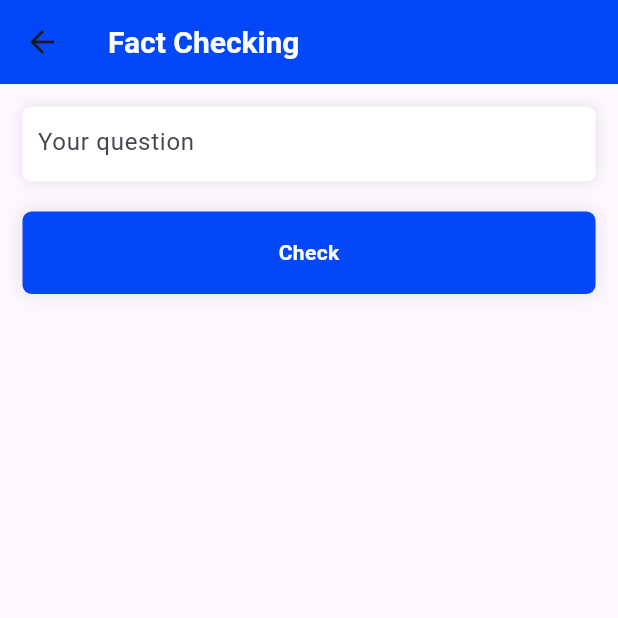
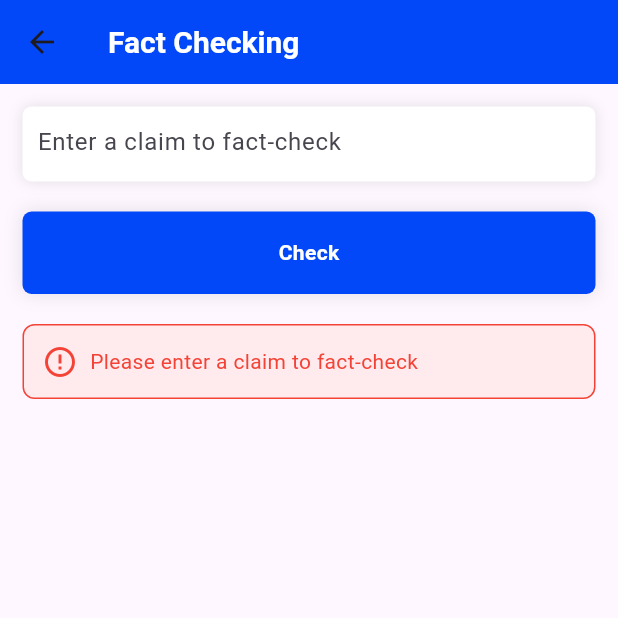
Before and after one commit to juanvictorqwerty/AI_AND_FAKE_NEWS_DETECTOR-, a Flutter app: the FactCheckPage screen opened directly, after a tap on "Check", on a phone screen of 412 x 824 dp, the top half of it. Run offline on Flutter 3.47's test engine with Material 3 defaults, Android fonts, the phone set to English and light mode, and no system bars; our stand-ins replace flutter_dotenv, get, shared_preferences; accounts and stored records are empty.

Commit message:
fact check api

```diff
--- a/ai_fake_news_detector/lib/main.dart
+++ b/ai_fake_news_detector/lib/main.dart
@@ -1,6 +1,7 @@
 import 'package:ai_fake_news_detector/pages/Splash.view.dart';
 import 'package:ai_fake_news_detector/services/auth_service.dart';
 import 'package:ai_fake_news_detector/services/auth_controller.dart';
+import 'package:ai_fake_news_detector/services/fact_check_service.dart';
 import 'package:flutter/material.dart';
 import 'package:flutter_dotenv/flutter_dotenv.dart';
 import 'package:get/get_navigation/src/root/get_material_app.dart';
@@ -16,6 +17,7 @@ Future<void> main() async {
   // Initialize services
   Get.put(AuthService());
   Get.put(AuthController());
+  Get.put(FactCheckService());
 
   runApp(const App());
 }
--- /dev/null
+++ b/ai_fake_news_detector/lib/models/fact_check_result.dart
@@ -0,0 +1,72 @@
+class WebSearchResult {
+  final String title;
+  final String url;
+  final String publisher;
+
+  WebSearchResult({
+    required this.title,
+    required this.url,
+    required this.publisher,
+  });
+
+  factory WebSearchResult.fromJson(Map<String, dynamic> json) {
+    return WebSearchResult(
+      title: json['title'] ?? '',
+      url: json['url'] ?? '',
+      publisher: json['publisher'] ?? '',
+    );
+  }
+
+  Map<String, dynamic> toJson() {
+    return {
+      'title': title,
+      'url': url,
+      'publisher': publisher,
+    };
+  }
+}
+
+class FactCheckResult {
+  final bool success;
+  final String claimText;
+  final String combinedVerdict;
+  final String evidenceSummary;
+  final int totalSources;
+  final List<WebSearchResult> webSearchResults;
+
+  FactCheckResult({
+    required this.success,
+    required this.claimText,
+    required this.combinedVerdict,
+    required this.evidenceSummary,
+    required this.totalSources,
+    required this.webSearchResults,
+  });
+
+  factory FactCheckResult.fromJson(Map<String, dynamic> json) {
+    return FactCheckResult(
+      success: json['success'] ?? false,
+      claimText: json['claimText'] ?? '',
+      combinedVerdict: json['combinedVerdict'] ?? 'unverified',
+      evidenceSummary: json['evidenceSummary'] ?? '',
+      totalSources: json['totalSources'] ?? 0,
+      webSearchResults: (json['webSearchResults'] as List<dynamic>?)
+              ?.map((item) =>
+                  WebSearchResult.fromJson(item as Map<String, dynamic>))
+              .toList() ??
+          [],
+    );
+  }
+
+  Map<String, dynamic> toJson() {
+    return {
+      'success': success,
+      'claimText': claimText,
+      'combinedVerdict': combinedVerdict,
+      'evidenceSummary': evidenceSummary,
+      'totalSources': totalSources,
+      'webSearchResults':
+          webSearchResults.map((item) => item.toJson()).toList(),
+    };
+  }
+}
--- a/ai_fake_news_detector/lib/pages/FactCheckPage.dart
+++ b/ai_fake_news_detector/lib/pages/FactCheckPage.dart
@@ -1,7 +1,12 @@
 import 'package:ai_fake_news_detector/utils/global.colors.dart';
 import 'package:ai_fake_news_detector/widgets/big_button.global.dart';
 import 'package:ai_fake_news_detector/widgets/text.form.global.dart';
+import 'package:ai_fake_news_detector/widgets/fact_check_result_widget.dart';
+import 'package:ai_fake_news_detector/services/fact_check_service.dart';
+import 'package:ai_fake_news_detector/services/auth_controller.dart';
+import 'package:ai_fake_news_detector/models/fact_check_result.dart';
 import 'package:flutter/material.dart';
+import 'package:get/get.dart';
 
 class FactCheckPage extends StatefulWidget {
   const FactCheckPage({super.key});
@@ -11,20 +16,84 @@ class FactCheckPage extends StatefulWidget {
 }
 
 class _FactCheckPageState extends State<FactCheckPage> {
-  final TextEditingController questionController=TextEditingController();
+  final TextEditingController questionController = TextEditingController();
+  final FactCheckService _factCheckService = Get.find<FactCheckService>();
+  final AuthController _authController = Get.find<AuthController>();
+
+  bool _isLoading = false;
+  String? _errorMessage;
+  FactCheckResult? _result;
+
+  @override
+  void dispose() {
+    questionController.dispose();
+    super.dispose();
+  }
+
+  Future<void> _performFactCheck() async {
+    final claim = questionController.text.trim();
+
+    if (claim.isEmpty) {
+      setState(() {
+        _errorMessage = 'Please enter a claim to fact-check';
+      });
+      return;
+    }
+
+    // Check if user is logged in
+    if (_authController.token.value.isEmpty) {
+      setState(() {
+        _errorMessage = 'Please log in to use fact-checking';
+      });
+      return;
+    }
+
+    setState(() {
+      _isLoading = true;
+      _errorMessage = null;
+      _result = null;
+    });
+
+    try {
+      final response = await _factCheckService.searchFactCheck(
+        claim: claim,
+        token: _authController.token.value,
+      );
+
+      if (mounted) {
+        setState(() {
+          _isLoading = false;
+          if (response['success'] == true) {
+            _result = response['result'];
+            _errorMessage = null;
+          } else {
+            _errorMessage = response['message'] ?? 'Fact-check failed';
+            _result = null;
+          }
+        });
+      }
+    } catch (e) {
+      if (mounted) {
+        setState(() {
+          _isLoading = false;
+          _errorMessage = 'An error occurred: ${e.toString()}';
+          _result = null;
+        });
+      }
+    }
+  }
 
   @override
   Widget build(BuildContext context) {
     return Scaffold(
       appBar: AppBar(
         backgroundColor: GlobalColors.mainColor,
-        title: Text(
+        title: const Text(
           "Fact Checking",
           style: TextStyle(
             color: Colors.white,
             fontSize: 20,
             fontWeight: FontWeight.bold,
-            height: 50
           ),
         ),
       ),
@@ -32,28 +101,49 @@ class _FactCheckPageState extends State<FactCheckPage> {
         child: SafeArea(
           child: Container(
             width: double.infinity,
-            padding: EdgeInsets.all(15.0),
-            child: SafeArea(
+            padding: const EdgeInsets.all(15.0),
             child: Column(
               children: [
                 TextFormGlobal(
                   controller: questionController,
-                    text: "Your question",
+                  text: "Enter a claim to fact-check",
                   textInputType: TextInputType.text,
-                    obscure: false
+                  obscure: false,
                 ),
-
                 const SizedBox(height: 20),
-
                 BigButton(
                   text: "Check",
-                    onTap: (){},
-                    color: GlobalColors.mainColor
-                  )
+                  onTap: _isLoading ? null : _performFactCheck,
+                  color: GlobalColors.mainColor,
+                  isLoading: _isLoading,
+                ),
+                const SizedBox(height: 20),
+                if (_errorMessage != null)
+                  Container(
+                    padding: const EdgeInsets.all(12),
+                    decoration: BoxDecoration(
+                      color: Colors.red[50],
+                      borderRadius: BorderRadius.circular(8),
+                      border: Border.all(color: Colors.red),
+                    ),
+                    child: Row(
+                      children: [
+                        const Icon(Icons.error_outline, color: Colors.red),
+                        const SizedBox(width: 8),
+                        Expanded(
+                          child: Text(
+                            _errorMessage!,
+                            style: const TextStyle(color: Colors.red),
+                          ),
+                        ),
                       ],
-              )
                     ),
-          )
+                  ),
+                if (_result != null)
+                  FactCheckResultWidget(result: _result!),
+              ],
+            ),
+          ),
         ),
       ),
     );
--- a/ai_fake_news_detector/pubspec.yaml
+++ b/ai_fake_news_detector/pubspec.yaml
@@ -39,6 +39,7 @@ dependencies:
   shared_preferences: ^2.2.2
   http: ^1.2.0
   permission_handler: ^11.3.1
+  url_launcher: ^6.2.5
 
 dev_dependencies:
   flutter_test:
```
Also changed, not shown: ai_fake_news_detector/lib/services/fact_check_service.dart (added, +67 -0 lines), ai_fake_news_detector/lib/widgets/fact_check_result_widget.dart (added, +232 -0 lines), ai_fake_news_detector/pubspec.lock, 5 other files. Lines whose indentation alone changed are shown as unchanged.
